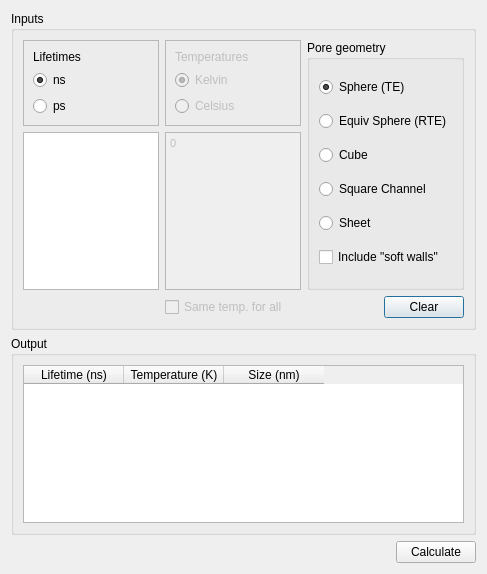
Above: PAScual/ui/TEcalcDialog.ui from cpascual/PAScual before the change. Below: the same form after it.
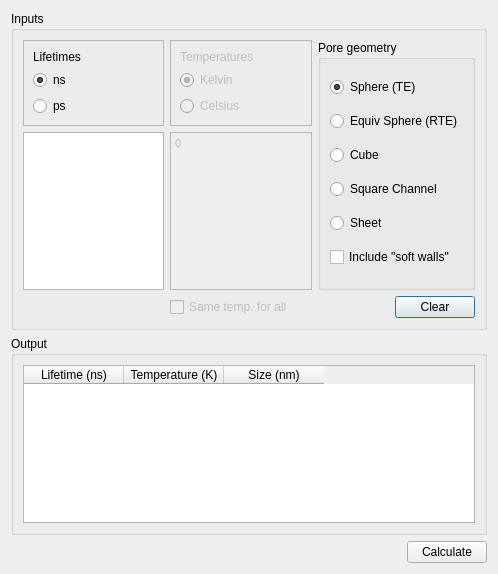
That is the form after the change. Icons and pictures are not drawn.

Commit message: Remove qrc refs from ui files

```diff
--- a/PAScual/ui/TEcalcDialog.ui
+++ b/PAScual/ui/TEcalcDialog.ui
@@ -1,11 +1,11 @@
 <ui version="4.0" >
  <class>TEcalcDialog</class>
- <widget class="QDialog" name="TEcalcDialog" >
-  <property name="geometry" >
+ <widget class="QDialog" name="TEcalcDialog">
+  <property name="geometry">
    <rect>
     <x>0</x>
     <y>0</y>
-    <width>487</width>
+    <width>498</width>
     <height>574</height>
    </rect>
   </property>
@@ -240,12 +240,12 @@
 &lt;p style="-qt-paragraph-type:empty; margin-top:0px; margin-bottom:0px; margin-left:0px; margin-right:0px; -qt-block-indent:0; text-indent:0px;">&lt;/p>
 &lt;p style=" margin-top:0px; margin-bottom:0px; margin-left:0px; margin-right:0px; -qt-block-indent:0; text-indent:0px;">If you want to calculate many lifetimes for the same temperature, enter a single value here and check the "Same temp." option below.&lt;/p>&lt;/body>&lt;/html></string>
         </property>
-        <property name="html" >
-         <string>&lt;!DOCTYPE HTML PUBLIC "-//W3C//DTD HTML 4.0//EN" "http://www.w3.org/TR/REC-html40/strict.dtd">
-&lt;html>&lt;head>&lt;meta name="qrichtext" content="1" />&lt;style type="text/css">
+        <property name="html">
+         <string>&lt;!DOCTYPE HTML PUBLIC &quot;-//W3C//DTD HTML 4.0//EN&quot; &quot;http://www.w3.org/TR/REC-html40/strict.dtd&quot;&gt;
+&lt;html&gt;&lt;head&gt;&lt;meta name=&quot;qrichtext&quot; content=&quot;1&quot; /&gt;&lt;style type=&quot;text/css&quot;&gt;
 p, li { white-space: pre-wrap; }
-&lt;/style>&lt;/head>&lt;body style=" font-family:'MS Shell Dlg 2'; font-size:8.25pt; font-weight:400; font-style:normal;">
-&lt;p style=" margin-top:0px; margin-bottom:0px; margin-left:0px; margin-right:0px; -qt-block-indent:0; text-indent:0px; font-size:8pt;">0&lt;/p>&lt;/body>&lt;/html></string>
+&lt;/style&gt;&lt;/head&gt;&lt;body style=&quot; font-family:'Noto Sans'; font-size:12pt; font-weight:400; font-style:normal;&quot;&gt;
+&lt;p style=&quot; margin-top:0px; margin-bottom:0px; margin-left:0px; margin-right:0px; -qt-block-indent:0; text-indent:0px;&quot;&gt;&lt;span style=&quot; font-family:'MS Shell Dlg 2'; font-size:8pt;&quot;&gt;0&lt;/span&gt;&lt;/p&gt;&lt;/body&gt;&lt;/html&gt;</string>
         </property>
        </widget>
       </item>
```
Left out of the diff: 321 changed lines with no effect on the pictures. The commit also changes 3 other files.
